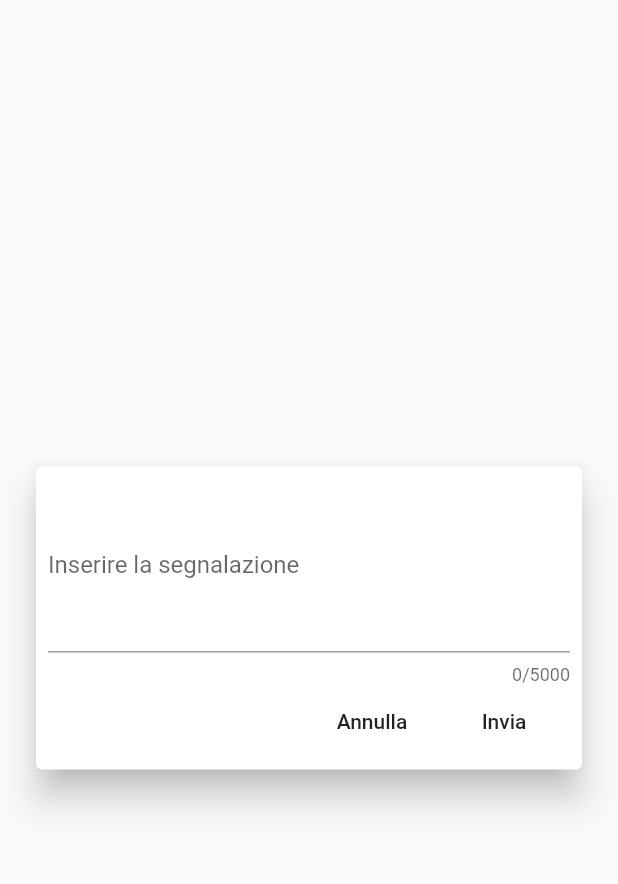
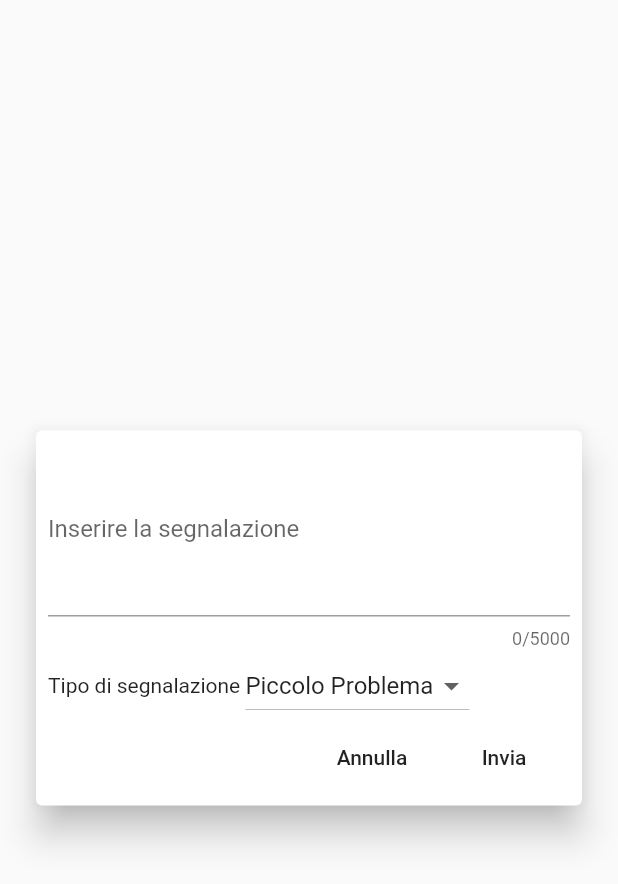
Before and after one commit to Glydric/cyberbullism_bully, a Flutter app: the CardAggiunta widget shown alone on an empty page, opened directly with empty values, on a phone screen of 412 x 824 dp. Shown: the top 884 px of the screen. Run offline on Flutter 3.47's test engine with Material 2 defaults, Android fonts, the phone set to English and light mode, and no system bars; our stand-ins replace shared_preferences; accounts and stored records are empty; network calls fail.

Commit message:
added choose of gravity

```diff
--- a/lib/View/segnalazioni/user/card_aggiunta.dart
+++ b/lib/View/segnalazioni/user/card_aggiunta.dart
@@ -1,7 +1,7 @@
 import 'package:cyberbullism_bully/Model/connect_db/user_db_connector.dart';
 import 'package:flutter/material.dart';
 
-import '../../../Model/connect_db/login_exception.dart';
+import '/Model/connect_db/login_exception.dart';
 import '/Model/user.dart';
 
 class CardAggiunta extends StatefulWidget {
@@ -16,6 +16,29 @@ class CardAggiunta extends StatefulWidget {
 class _CardAggiuntaState extends State<CardAggiunta> {
   final TextEditingController _textController = TextEditingController();
   String? _errorText;
+
+  final tipiDiGravita = List.of(const <String>[
+    "Piccolo Problema",
+    "Gravità alta",
+    "Pericolo!",
+  ]);
+
+  late String _dropdownElement;
+
+  List<DropdownMenuItem<String>> get getDropdownElements => tipiDiGravita
+      .map(
+        (e) => DropdownMenuItem(
+          child: Text(e),
+          value: e,
+        ),
+      )
+      .toList();
+
+  @override
+  void initState() {
+    _dropdownElement = tipiDiGravita.elementAt(0);
+    super.initState();
+  }
 
   @override
   void dispose() {
@@ -47,10 +70,21 @@ class _CardAggiuntaState extends State<CardAggiunta> {
                   ),
                 ),
                 Row(
+                  children: [
+                    const Text("Tipo di segnalazione "),
+                    DropdownButton(
+                      value: _dropdownElement,
+                      items: getDropdownElements,
+                      onChanged: (String? value) =>
+                          setState(() => _dropdownElement = value!),
+                    ),
+                  ],
+                ),
+                Row(
                   mainAxisAlignment: MainAxisAlignment.end,
                   children: [
                     MaterialButton(
-                      onPressed: () => Navigator.pop(context),
+                      onPressed: () => Navigator.pop(context, false),
                       child: const Text("Annulla"),
                     ),
                     MaterialButton(
@@ -68,7 +102,10 @@ class _CardAggiuntaState extends State<CardAggiunta> {
   void send() async {
     try {
       await UserDbConnector.addSegnalazioneFromUser(
-          widget.user, _textController.text);
+        widget.user,
+        _textController.text,
+        tipiDiGravita.indexOf(_dropdownElement)
+      );
       Navigator.pop(context, true);
     } on LoginException catch (e) {
       _errorText = e.toString();
```
